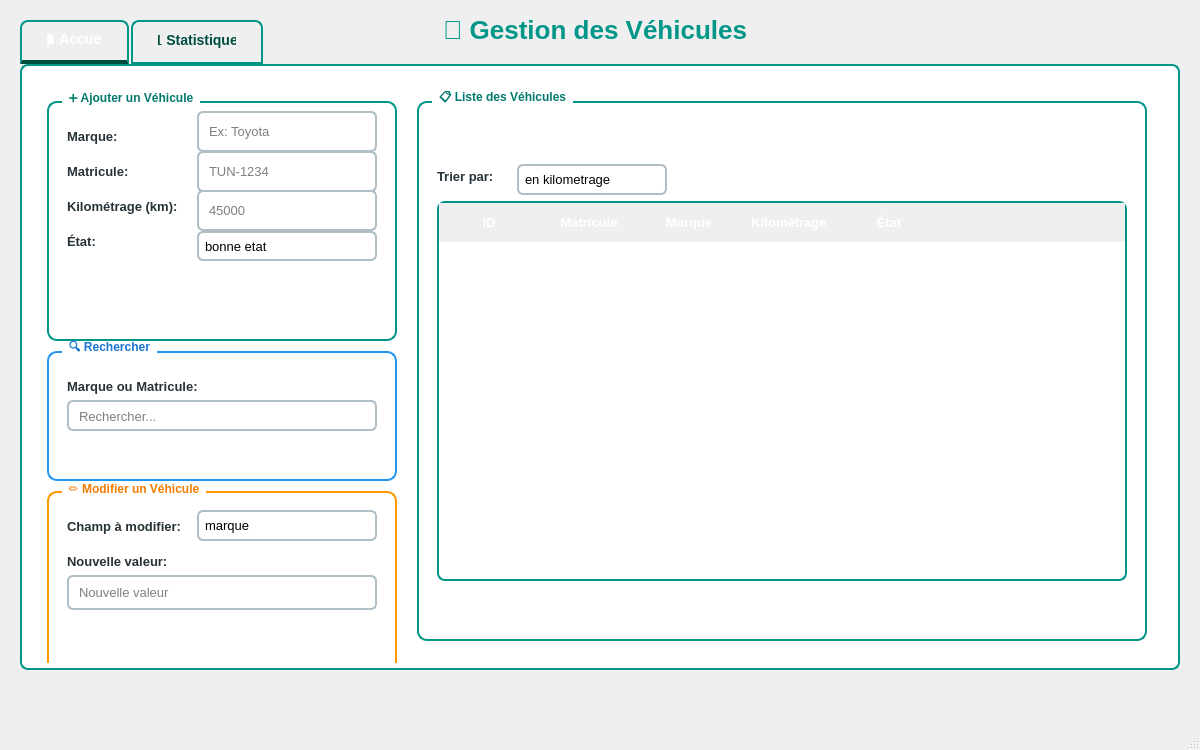
First picture: the form in mainwindowV.ui, repository Esprit-UP-Algo/projetcpp-2a25-s1-smart-driving-school, before the edit.
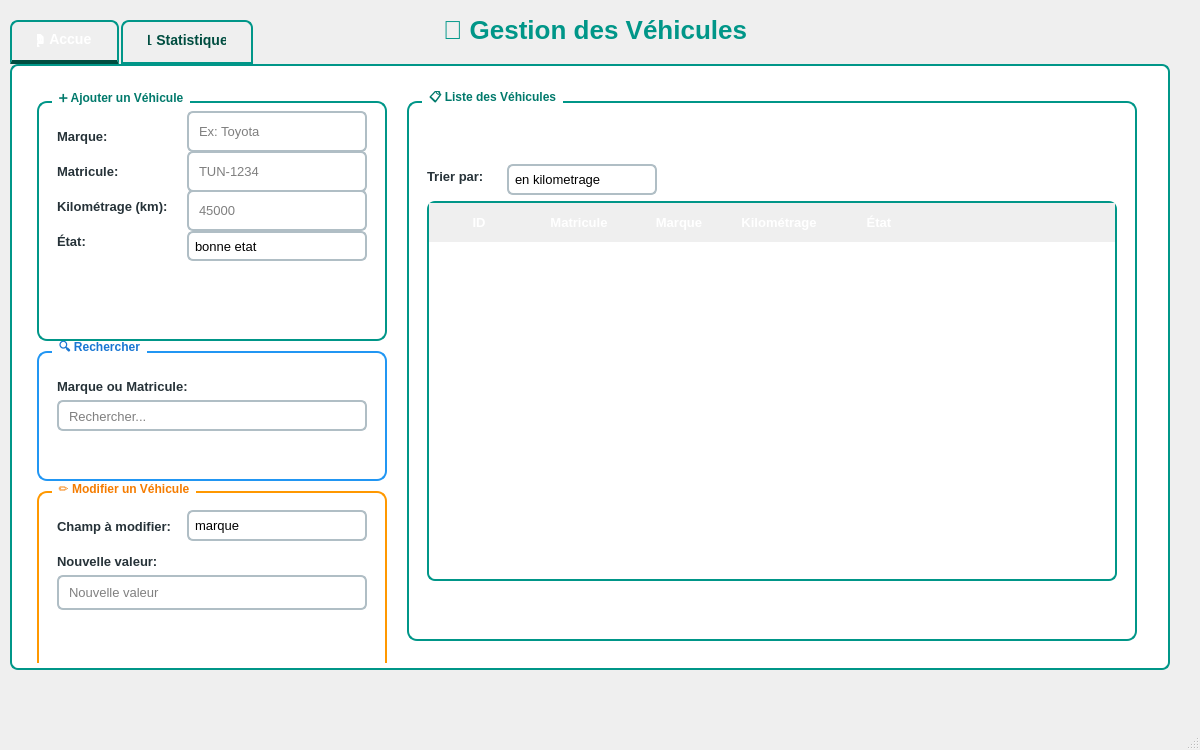
Second picture: the form after the edit.

```diff
--- a/mainwindowV.ui
+++ b/mainwindowV.ui
@@ -229,7 +229,7 @@
    <widget class="QTabWidget" name="tabWidget">
     <property name="geometry">
      <rect>
-      <x>20</x>
+      <x>10</x>
       <y>20</y>
       <width>1160</width>
       <height>650</height>
```
